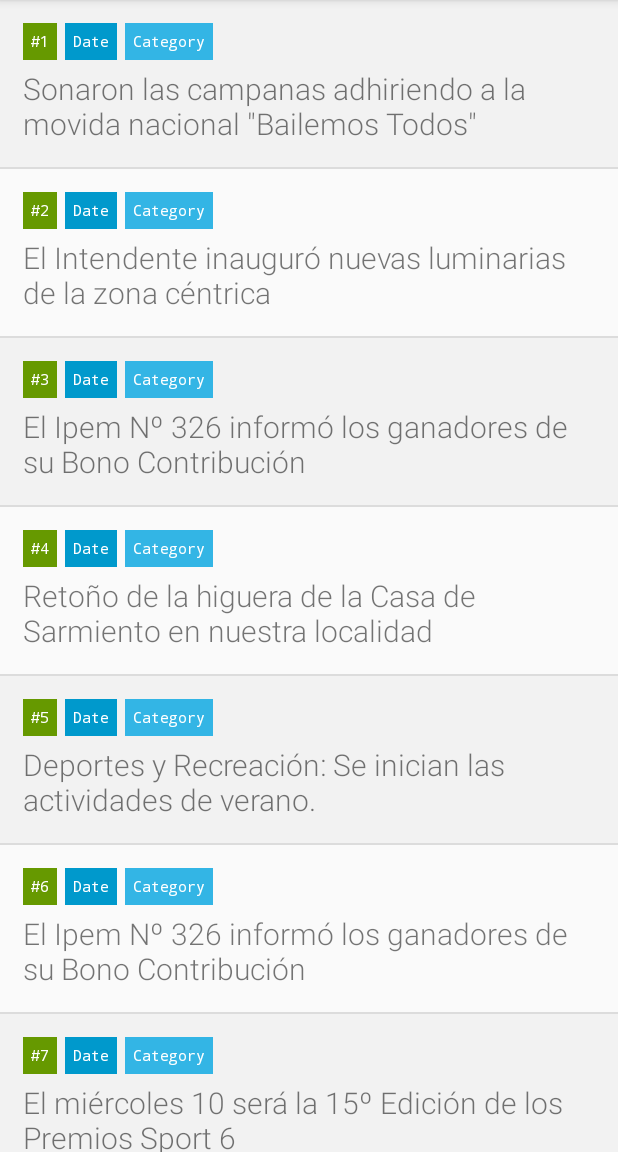
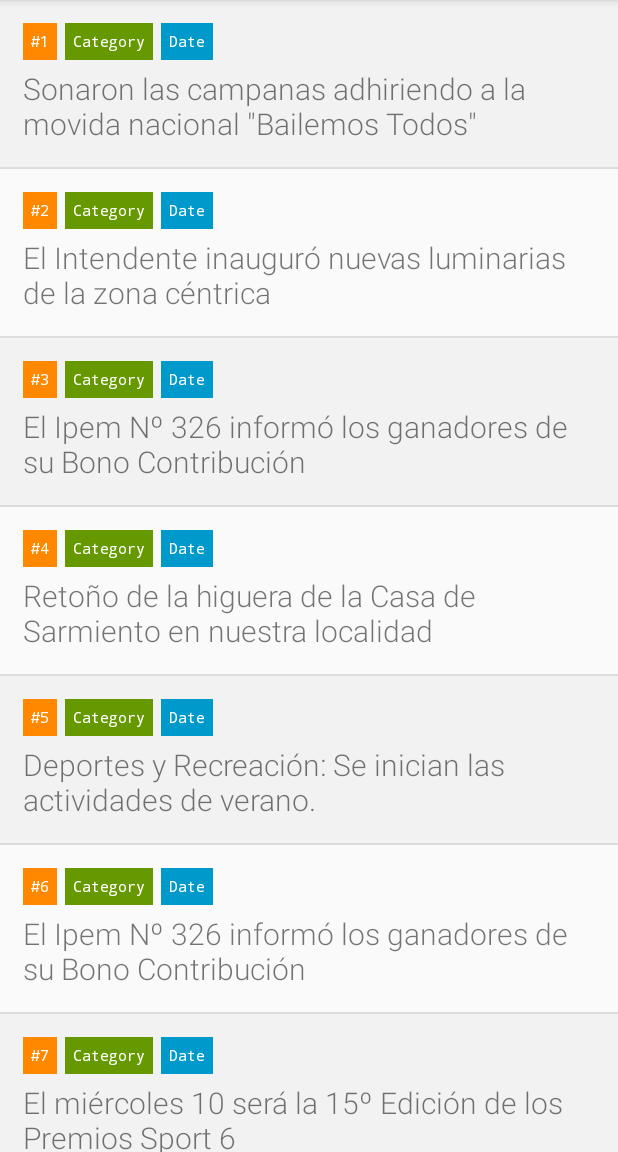
Before and after one commit to BinodAryal/News, an Android app: the screen it shows after launch (MainActivity), on a phone screen of 412 x 824 dp, the part 84-1236 px from its top. Run offline under Robolectric (Android 15) with nearby library versions, the phone set to English and light mode, and no system bars.

Commit message:
Update ListView styles

```diff
--- a/app/src/main/res/layout/list_item_post.xml
+++ b/app/src/main/res/layout/list_item_post.xml
@@ -11,17 +11,17 @@
 
         <TextView
             android:id="@+id/post_id"
-            style="@style/Label.DarkGreen" />
+            style="@style/Label.DarkYellow" />
 
         <TextView
             android:id="@+id/post_date"
-            style="@style/Label.DarkBlue"
-            android:text="Date" />
+            style="@style/Label.DarkGreen"
+            android:text="Category" />
 
         <TextView
             android:id="@+id/post_category"
-            style="@style/Label.LightBlue"
-            android:text="Category" />
+            style="@style/Label.DarkBlue"
+            android:text="Date" />
 
     </LinearLayout>
 
--- a/app/src/main/res/values/styles.xml
+++ b/app/src/main/res/values/styles.xml
@@ -36,8 +36,12 @@
         <item name="android:background">#669900</item>
     </style>
 
-    <style name="Label.Yellow">
+    <style name="Label.LightYellow">
         <item name="android:background">#FFBB33</item>
     </style>
 
+    <style name="Label.DarkYellow">
+        <item name="android:background">#FF8800</item>
+    </style>
+
 </resources>
```
